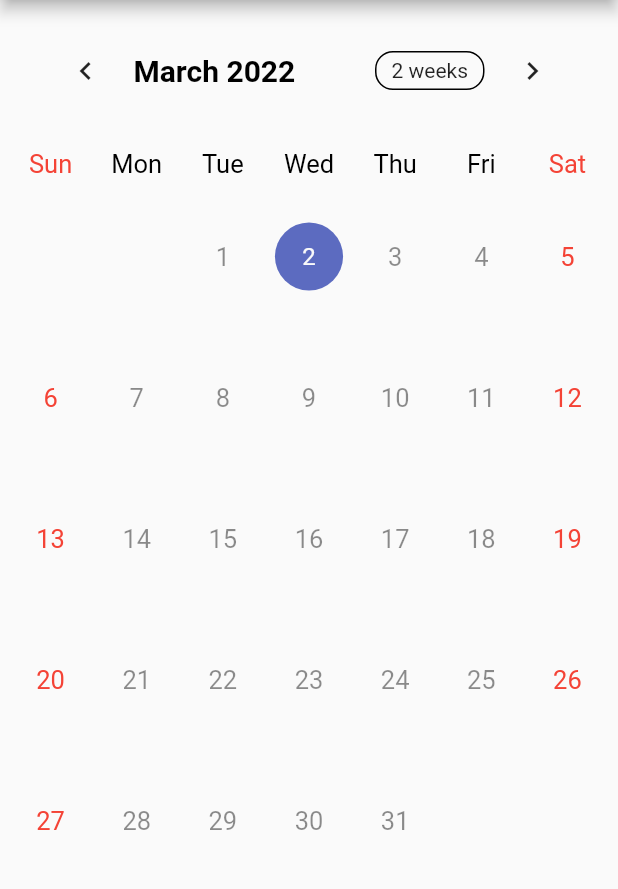
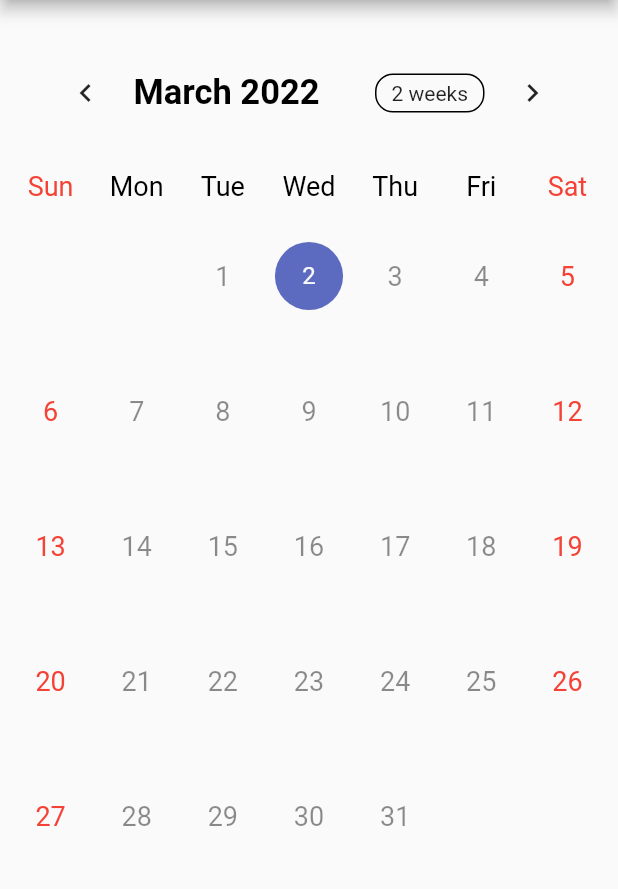
Before and after one commit to YEGRINA/2202FlutterStudy, a Flutter app: the screen it shows after launch, after a tap on "Start your CALENDAR", on a phone screen of 412 x 824 dp, the part 84-973 px from its top. Run offline on Flutter 3.47's test engine with Material 2 defaults, Android fonts, the phone set to English and light mode, and no system bars; drawn by our look-alikes of table_calendar; our stand-ins replace flutter_screenutil; statements that could not run were skipped.

Commit message:
오버플로우 수정

```diff
--- a/todo_list/lib/main.dart
+++ b/todo_list/lib/main.dart
@@ -1,7 +1,12 @@
+import 'dart:core';
 import 'package:flutter/material.dart';
+import 'package:flutter/services.dart';
+import 'package:flutter_screenutil/flutter_screenutil.dart';
 import 'package:intl/date_symbol_data_local.dart';
-import 'screens/cal.dart';
-// import 'pages/basics_example.dart';
+import 'package:flutter_screenutil/flutter_screenutil.dart';
+import 'package:todo_list/screens/cal.dart';
+
+
 void main() {
   initializeDateFormatting().then((_) => runApp(MyApp()));
 }
@@ -9,14 +14,26 @@ void main() {
 class MyApp extends StatelessWidget {
   @override
   Widget build(BuildContext context) {
-    return MaterialApp(
-      debugShowCheckedModeBanner: false,
-      title: 'DIY Calendar',
-      theme: ThemeData(
-        primarySwatch: Colors.blue,
-      ),
-      home: StartPage(),
-    );
+    WidgetsFlutterBinding.ensureInitialized(); // 가로모드
+    SystemChrome.setPreferredOrientations([DeviceOrientation.portraitUp]);
+    return ScreenUtilInit(
+    designSize: Size(360,690),
+        minTextAdapt: true,
+        splitScreenMode: true,
+      builder: () =>
+          MaterialApp(
+        debugShowCheckedModeBanner: false,
+        title: 'DIY Calendar',
+
+        builder: (context, child) {
+          ScreenUtil.setContext(context);
+          return MediaQuery(  // 폰트 사이즈 builder로 고정
+          data: MediaQuery.of(context).copyWith(textScaleFactor: 1.0),
+          child: child!);
+         },
+            theme: ThemeData(primarySwatch: Colors.blue,),
+            home: StartPage(),
+      ));
   }
 }
 
--- a/todo_list/lib/screens/cal.dart
+++ b/todo_list/lib/screens/cal.dart
@@ -4,6 +4,7 @@ import '../utils.dart';
 
 class TableEventsExample extends StatefulWidget {
   @override
+
   _TableEventsExampleState createState() => _TableEventsExampleState();
 }
 
@@ -53,9 +54,10 @@ class _TableEventsExampleState extends State<TableEventsExample> {
         centerTitle: true,
       ),
       body: Container(
-        padding: EdgeInsets.fromLTRB(5, 5, 5, 0),
+        padding: EdgeInsets.fromLTRB(5, 20, 5, 0),
         child: Column(
           children: [
+
             TableCalendar<dynamic>(
               // locale: 'ko-KR',  // 언어 설정, 기본은 영어임
               firstDay: kFirstDay,
@@ -63,23 +65,23 @@ class _TableEventsExampleState extends State<TableEventsExample> {
               focusedDay: _focusedDay,
               selectedDayPredicate: (day) => isSameDay(_selectedDay, day),
               calendarFormat: _calendarFormat,
-              rowHeight: 94.0,
+              rowHeight: 90.0,
               daysOfWeekHeight: 30.0,
               eventLoader: _getEventsForDay,
               startingDayOfWeek: StartingDayOfWeek.sunday,
               headerStyle: const HeaderStyle(
-                titleTextStyle: TextStyle(color: Colors.black, fontSize: 20, fontWeight: FontWeight.bold),
+                titleTextStyle: TextStyle(color: Colors.black, fontSize: 23, fontWeight: FontWeight.bold),
                 headerMargin: EdgeInsets.only(left: 20, top: 10, right: 20, bottom: 15),
               ),
               daysOfWeekStyle: const DaysOfWeekStyle(
-                weekdayStyle: TextStyle(color: Colors.black, fontSize: 17),
-                weekendStyle: TextStyle(color: Colors.red, fontSize: 17),
+                weekdayStyle: TextStyle(color: Colors.black, fontSize: 18),
+                weekendStyle: TextStyle(color: Colors.red, fontSize: 18),
               ),
               calendarStyle: CalendarStyle(
                   defaultTextStyle:
-                  TextStyle(color: Colors.black45, fontSize: 17),
+                  TextStyle(color: Colors.black45, fontSize: 18),
                   weekendTextStyle:
-                  TextStyle(color: Colors.red, fontSize: 17),
+                  TextStyle(color: Colors.red, fontSize: 18),
                   outsideDaysVisible: false, // 이전, 혹은 다음 달의 날짜 표시여부
                   todayDecoration: BoxDecoration(
                     // 오늘의 날짜 꾸미기
@@ -89,7 +91,7 @@ class _TableEventsExampleState extends State<TableEventsExample> {
                   todayTextStyle: const TextStyle(
                     // 오늘의 날짜 글씨 꾸미기
                     // color: Colors.black45,
-                      fontSize: 20)
+                      fontSize: 21)
               ),
               onDaySelected: _onDaySelected,
               onFormatChanged: (format) {
--- a/todo_list/lib/utils.dart
+++ b/todo_list/lib/utils.dart
@@ -23,6 +23,10 @@ int getHashCode(DateTime key) {
   return key.day * 1000000 + key.month * 10000 + key.year;
 }
 
+// double width = 180.w, // 숫자 뒤에 *.w를 쓰면, designSize 기준 가로 길이가 된다.
+// double height = 300.h, // 숫자 뒤에 *.h를 쓰면, designSize 기준 세로 길이가 된다.
+// double textSize = 18.sp, // 숫자 뒤에 *.sp를 쓰면, designSize 기준 폰트 크기가 설정된다.
+
 final kToday = DateTime.now();
-final kFirstDay = DateTime(kToday.year, kToday.month - 1, kToday.day-26);
-final kLastDay = DateTime(kToday.year, kToday.month + 10, kToday.day+4);
+final kFirstDay = DateTime(kToday.year, 1,1);
+final kLastDay = DateTime(kToday.year, 12, 31);
--- a/todo_list/pubspec.yaml
+++ b/todo_list/pubspec.yaml
@@ -29,6 +29,7 @@ environment:
 dependencies:
   flutter:
     sdk: flutter
+  flutter_screenutil: ^5.3.1
 
 
   # The following adds the Cupertino Icons font to your application.
@@ -40,6 +41,7 @@ dependencies:
 dev_dependencies:
   flutter_test:
     sdk: flutter
+
 
   # The "flutter_lints" package below contains a set of recommended lints to
   # encourage good coding practices. The lint set provided by the package is
```
Also changed, not shown: todo_list/pubspec.lock.
